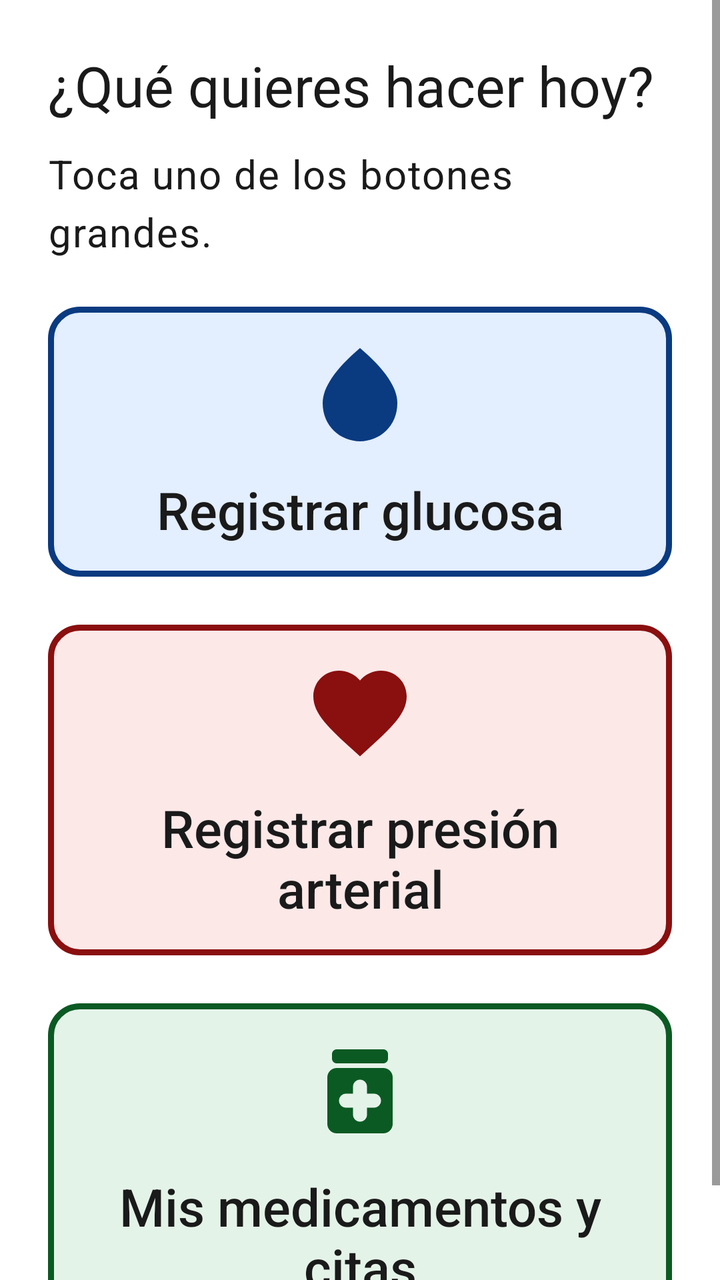
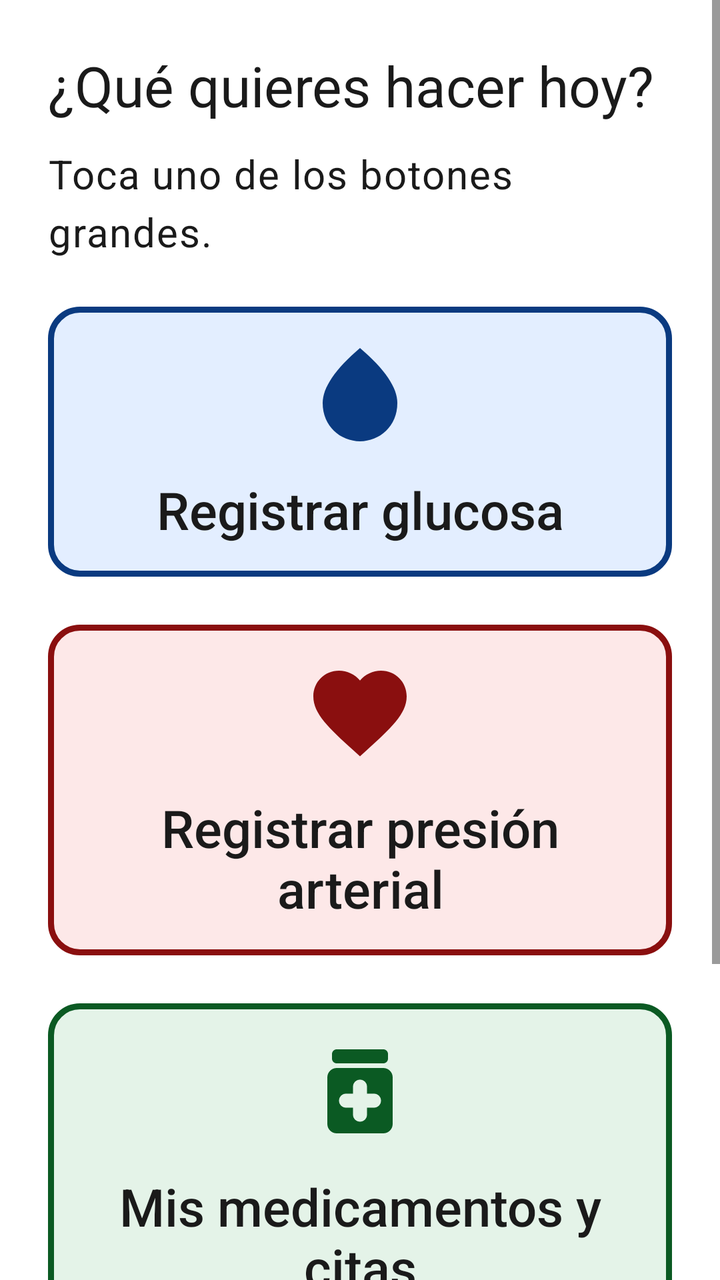

Two renders of the same Android screen: before a commit and after it. Below are the layout's source before the change and the commit's diff.
<!-- AndroidManifest.xml: application theme Theme.VitalLog -->
<!-- res/layout/activity_main.xml -->
<?xml version="1.0" encoding="utf-8"?>
<ScrollView xmlns:android="http://schemas.android.com/apk/res/android"
    xmlns:tools="http://schemas.android.com/tools"
    android:id="@+id/screen_root"
    android:layout_width="match_parent"
    android:layout_height="match_parent"
    android:fillViewport="true"
    tools:context=".ui.home.MainActivity">

    <LinearLayout
        android:layout_width="match_parent"
        android:layout_height="wrap_content"
        android:orientation="vertical"
        android:padding="@dimen/screen_padding">

        <TextView
            android:id="@+id/txt_dashboard_title"
            android:layout_width="match_parent"
            android:layout_height="wrap_content"
            android:accessibilityHeading="true"
            android:text="@string/dashboard_title"
            android:textAppearance="@style/TextAppearance.VitalLog.Title"
            tools:targetApi="p" />

        <TextView
            android:id="@+id/txt_dashboard_hint"
            android:layout_width="match_parent"
            android:layout_height="wrap_content"
            android:layout_marginTop="@dimen/spacing_touch"
            android:lineSpacingMultiplier="1.2"
            android:text="@string/dashboard_hint"
            android:textAppearance="@style/TextAppearance.VitalLog.Body" />

        <com.google.android.material.button.MaterialButton
            android:id="@+id/btn_register_glucose"
            style="@style/Widget.VitalLog.Button.Action.Glucose"
            android:layout_width="match_parent"
            android:layout_height="wrap_content"
            android:layout_marginTop="@dimen/spacing_large"
            android:minHeight="@dimen/action_button_height"
            android:text="@string/action_register_glucose" />

        <com.google.android.material.button.MaterialButton
            android:id="@+id/btn_register_pressure"
            style="@style/Widget.VitalLog.Button.Action.Pressure"
            android:layout_width="match_parent"
            android:layout_height="wrap_content"
            android:layout_marginTop="@dimen/spacing_large"
            android:minHeight="@dimen/action_button_height"
            android:text="@string/action_register_pressure" />

        <com.google.android.material.button.MaterialButton
            android:id="@+id/btn_agenda"
            style="@style/Widget.VitalLog.Button.Action.Agenda"
            android:layout_width="match_parent"
            android:layout_height="wrap_content"
            android:layout_marginTop="@dimen/spacing_large"
            android:minHeight="@dimen/action_button_height"
            android:text="@string/action_agenda" />
    </LinearLayout>
</ScrollView>
<!-- resources referenced by this layout -->
<resources>
  <dimen name="action_button_height">120dp</dimen>
  <dimen name="screen_padding">24dp</dimen>
  <dimen name="spacing_large">24dp</dimen>
  <dimen name="spacing_touch">12dp</dimen>
  <string name="action_agenda">Mis medicamentos y citas</string>
  <string name="action_register_glucose">Registrar glucosa</string>
  <string name="action_register_pressure">Registrar presión arterial</string>
  <string name="dashboard_hint">Toca uno de los botones grandes.</string>
  <string name="dashboard_title">¿Qué quieres hacer hoy?</string>
  <style name="TextAppearance.VitalLog.Body" parent="TextAppearance.Material3.BodyLarge">
          <item name="android:textSize">@dimen/text_body</item>
          <item name="android:fontFamily">sans-serif</item>
          <item name="android:textColor">@color/text_primary</item>
      </style>
  <style name="TextAppearance.VitalLog.Title" parent="TextAppearance.Material3.HeadlineSmall">
          <item name="android:textSize">@dimen/text_title</item>
          <item name="android:fontFamily">sans-serif-medium</item>
          <item name="android:textColor">@color/text_primary</item>
      </style>
  <style name="Widget.VitalLog.Button.Action.Agenda">
          <item name="backgroundTint">@color/action_agenda_bg</item>
          <item name="strokeColor">@color/action_agenda_fg</item>
          <item name="iconTint">@color/action_agenda_fg</item>
          <item name="icon">@drawable/ic_medication</item>
      </style>
  <style name="Theme.VitalLog" parent="Base.Theme.VitalLog" />
  <dimen name="text_body">20sp</dimen>
  <color name="text_primary">#FF1A1A1A</color>
  <dimen name="text_title">28sp</dimen>
  <color name="action_agenda_bg">#FFE4F3E8</color>
  <color name="action_agenda_fg">#FF0B5A23</color>
  <color name="action_glucose_bg">#FFE3EEFF</color>
  <color name="action_glucose_fg">#FF0A3A80</color>
  <color name="action_pressure_bg">#FFFDE8E8</color>
  <color name="action_pressure_fg">#FF8A0F0F</color>
  <color name="brand_primary">#FF0A3A80</color>
  <color name="background">#FFFFFFFF</color>
  <color name="brand_primary_container">#FFE3EEFF</color>
  <color name="text_secondary">#FF3D3D3D</color>
  <color name="outline_strong">#FF1A1A1A</color>
  <color name="status_danger">#FF8A0F0F</color>
  <dimen name="touch_target">64dp</dimen>
  <dimen name="button_padding_horizontal">24dp</dimen>
  <dimen name="button_padding_vertical">16dp</dimen>
  <dimen name="text_button">22sp</dimen>
  <color name="surface_neutral">#FFEDEDED</color>
  <dimen name="stroke_strong">3dp</dimen>
  <dimen name="corner_radius">16dp</dimen>
  <dimen name="icon_size">32dp</dimen>
  <dimen name="icon_padding">12dp</dimen>
  <!-- unchanged entries left out for length: 7 -->
</resources>

<!-- the commit's change to res/layout/activity_main.xml (unified diff, before → after) -->
@@ -57,5 +57,14 @@
             android:layout_marginTop="@dimen/spacing_large"
             android:minHeight="@dimen/action_button_height"
             android:text="@string/action_agenda" />
+
+        <com.google.android.material.button.MaterialButton
+            android:id="@+id/btn_history"
+            style="@style/Widget.VitalLog.Button.Action.History"
+            android:layout_width="match_parent"
+            android:layout_height="wrap_content"
+            android:layout_marginTop="@dimen/spacing_large"
+            android:minHeight="@dimen/action_button_height"
+            android:text="@string/action_history" />
     </LinearLayout>
 </ScrollView>
<!-- resource entries referenced after the edit -->
@@ -5,6 +5,7 @@
   <dimen name="spacing_large">24dp</dimen>
   <dimen name="spacing_touch">12dp</dimen>
   <string name="action_agenda">Mis medicamentos y citas</string>
+  <string name="action_history">Ver mi historial</string>
   <string name="action_register_glucose">Registrar glucosa</string>
   <string name="action_register_pressure">Registrar presión arterial</string>
   <string name="dashboard_hint">Toca uno de los botones grandes.</string>
@@ -25,6 +26,12 @@
           <item name="iconTint">@color/action_agenda_fg</item>
           <item name="icon">@drawable/ic_medication</item>
       </style>
+  <style name="Widget.VitalLog.Button.Action.History">
+          <item name="backgroundTint">@color/action_history_bg</item>
+          <item name="strokeColor">@color/action_history_fg</item>
+          <item name="iconTint">@color/action_history_fg</item>
+          <item name="icon">@drawable/ic_history</item>
+      </style>
   <style name="Theme.VitalLog" parent="Base.Theme.VitalLog" />
   <dimen name="text_body">20sp</dimen>
   <color name="text_primary">#FF1A1A1A</color>
@@ -33,6 +40,20 @@
   <color name="action_agenda_fg">#FF0B5A23</color>
   <color name="action_glucose_bg">#FFE3EEFF</color>
   <color name="action_glucose_fg">#FF0A3A80</color>
+  <color name="action_history_bg">#FFF1EAFA</color>
+  <color name="action_history_fg">#FF4A1D7A</color>
+  <!-- drawable ic_history (drawable) -->
+  <?xml version="1.0" encoding="utf-8"?>
+  <vector xmlns:android="http://schemas.android.com/apk/res/android"
+      android:width="24dp"
+      android:height="24dp"
+      android:viewportWidth="24"
+      android:viewportHeight="24"
+      android:autoMirrored="false">
+      <path
+          android:fillColor="@color/text_primary"
+          android:pathData="M13,3c-4.97,0 -9,4.03 -9,9L1,12l3.89,3.89 0.07,0.14L9,12L6,12c0,-3.87 3.13,-7 7,-7s7,3.13 7,7 -3.13,7 -7,7c-1.93,0 -3.68,-0.79 -4.94,-2.06l-1.42,1.42C8.27,19.99 10.51,21 13,21c4.97,0 9,-4.03 9,-9s-4.03,-9 -9,-9zM12,8v5l4.28,2.54 0.72,-1.21 -3.5,-2.08L13.5,8L12,8z" />
+  </vector>
   <color name="action_pressure_bg">#FFFDE8E8</color>
   <color name="action_pressure_fg">#FF8A0F0F</color>
   <color name="brand_primary">#FF0A3A80</color>
